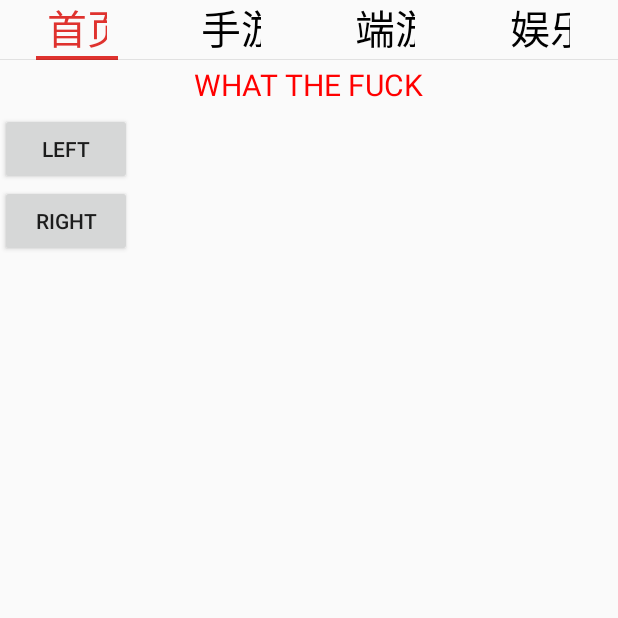
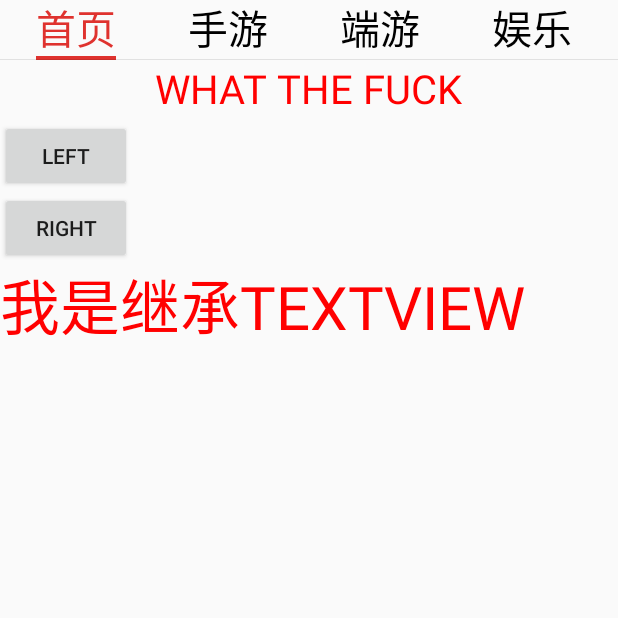
Before and after one commit to brucetoo/GradientTabStrip, an Android app: the screen it shows after launch (PagerActivity), after a tap on "RIGHT", on a phone screen of 412 x 824 dp, the top half of it. Run offline under Robolectric (Android 15) with nearby library versions, the phone set to English and light mode, and no system bars; 1 other tap on this screen came first.

Commit message:
继承textView

```diff
--- a/app/src/main/java/com/brucetoo/gradienttabstrip/ColorGradientView.java
+++ b/app/src/main/java/com/brucetoo/gradienttabstrip/ColorGradientView.java
@@ -19,7 +19,7 @@ public class ColorGradientView extends View {
 
     private Paint mTextPaint;
     //字体大小
-    private int mTextSize = 30;
+    private int mTextSize = 40;
     //文本
     private String mText = "WHAT THE FUCK";
     //文本高度
--- /dev/null
+++ b/app/src/main/java/com/brucetoo/gradienttabstrip/GradientTextView.java
@@ -0,0 +1,118 @@
+package com.brucetoo.gradienttabstrip;
+
+import android.annotation.TargetApi;
+import android.content.Context;
+import android.graphics.Canvas;
+import android.graphics.Rect;
+import android.os.Build;
+import android.util.AttributeSet;
+import android.widget.TextView;
+
+/**
+ * Created by Bruce Too
+ * On 8/27/15.
+ * At 16:42
+ */
+public class GradientTextView extends TextView {
+
+    private int mTextWidth = 0;
+    private int mTextHeight = 0;
+
+    private int mTextStartX;
+    private int mTextStartY;
+    private float offset;
+    private String mText;
+    private int mDirection = DIRECTION_LEFT_TO_RIGHT;
+    //方向
+    private static int DIRECTION_LEFT_TO_RIGHT = 0;
+    private static int DIRECTION_RIGHT_TO_LEFT = 1;
+
+    //文本左边颜色
+    private int mTextLeftColor = 0xffff0000;
+    //文本右边颜色
+    private int mTextRightColor = 0xff000000;
+
+    public GradientTextView(Context context) {
+        super(context);
+    }
+
+    public GradientTextView(Context context, AttributeSet attrs) {
+        super(context, attrs);
+    }
+
+    public GradientTextView(Context context, AttributeSet attrs, int defStyleAttr) {
+        super(context, attrs, defStyleAttr);
+    }
+
+    @TargetApi(Build.VERSION_CODES.LOLLIPOP)
+    public GradientTextView(Context context, AttributeSet attrs, int defStyleAttr, int defStyleRes) {
+        super(context, attrs, defStyleAttr, defStyleRes);
+    }
+
+    public void setOffset(float offset) {
+        this.offset = offset;
+        invalidate();
+    }
+
+    public void setmDirection(int mDirection) {
+        this.mDirection = mDirection;
+    }
+
+    @Override
+    protected void onMeasure(int widthMeasureSpec, int heightMeasureSpec) {
+        super.onMeasure(widthMeasureSpec, heightMeasureSpec);
+        mTextWidth = (int) getPaint().measureText(getText().toString());
+        mTextHeight = getMeasuredHeight();
+
+        Rect mTextRect = new Rect();
+        getPaint().getTextBounds(getText().toString(), 0, getText().toString().length(),mTextRect);
+        mTextHeight = mTextRect.height();
+
+        mTextStartX = (getMeasuredWidth() - mTextWidth) / 2;
+        mTextStartY = (getMeasuredHeight() - mTextHeight) / 2;
+    }
+
+    @Override
+    protected void onDraw(Canvas canvas) {
+        //渐变的中点 左右渐变
+        int middle = (int) (mTextStartX + offset*mTextWidth);
+        mText = getText().toString();
+//        getPaint().setTextSize(40);
+        if(mDirection == DIRECTION_LEFT_TO_RIGHT) {
+            drawLeft(middle, mTextLeftColor, canvas);
+            drawRight(middle,mTextRightColor,canvas);
+        }else if(mDirection == DIRECTION_RIGHT_TO_LEFT){
+            middle = (int) (mTextStartX + (1-offset)*mTextWidth);
+            drawLeft(middle,mTextRightColor,canvas);
+            drawRight(middle,mTextLeftColor,canvas);
+        }
+    }
+
+    private void drawLeft(int middle, int mTextLeftColor,Canvas canvas) {
+        getPaint().setColor(mTextLeftColor);
+
+        canvas.save();//保存绘制的状态是必须的 -- 如果不保存状态在此有是  渐进的显示出字体 可屏蔽看效果
+        canvas.clipRect(mTextStartX, 0, middle, getMeasuredHeight());
+        /**
+         drawText的时候 Y 值其实是基准线的位置  getMeasuredHeight() / 2 - ((mPaint.descent() + mPaint.ascent()) //此算法比较精准
+         (行高-字体高度)/2+字体高度+6  --- 这只是一个取巧的方法
+         */
+        canvas.drawText(mText, mTextStartX,
+                getMeasuredHeight() / 2  //比较精准的算法
+                        - ((getPaint().descent() + getPaint().ascent()) / 2), getPaint());
+        canvas.restore();
+    }
+
+    private void drawRight(int middle, int mTextRightColor,Canvas canvas) {
+        getPaint().setColor(mTextRightColor);
+
+        canvas.save(); //保存绘制的状态是必须的 -- 如果不保存状态在此有是  渐进的显示出字体 可屏蔽看效果
+        //剪裁的矩形区域
+        canvas.clipRect(middle, 0, mTextWidth+mTextStartX, getMeasuredHeight());
+        //绘制文本 y 值最难确定
+        canvas.drawText(mText, mTextStartX,
+                getMeasuredHeight() / 2  //比较精准的算法
+                        - ((getPaint().descent() + getPaint().ascent()) / 2), getPaint());
+        canvas.restore();
+    }
+}
--- a/app/src/main/java/com/brucetoo/gradienttabstrip/PagerActivity.java
+++ b/app/src/main/java/com/brucetoo/gradienttabstrip/PagerActivity.java
@@ -18,7 +18,7 @@ public class PagerActivity extends FragmentActivity {
     private PagerSlidingTabStrip strip;
     private ViewPager pager;
     private SimpleAdapter adapter;
-    private String[] strs = new String[]{"首页","手游","端游","娱乐"};
+    private String[] strs = new String[]{"首页","手游","端游","娱乐","首页","手游","端游","娱乐"};
 
     @Override
     protected void onCreate(Bundle savedInstanceState) {
@@ -62,7 +62,7 @@ public class PagerActivity extends FragmentActivity {
 
         @Override
         public int getCount() {
-            return 4;
+            return strs.length;
         }
 
         @Override
--- a/app/src/main/java/com/brucetoo/gradienttabstrip/SingleFragment.java
+++ b/app/src/main/java/com/brucetoo/gradienttabstrip/SingleFragment.java
@@ -16,6 +16,7 @@ import android.view.ViewGroup;
 public class SingleFragment extends Fragment {
 
     private ColorGradientView viewColor;
+    private GradientTextView text;
 
     @Nullable
     @Override
@@ -25,16 +26,21 @@ public class SingleFragment extends Fragment {
     }
 
     @Override
-    public void onViewCreated(View view, @Nullable Bundle savedInstanceState) {
+    public void onViewCreated(final View view, @Nullable Bundle savedInstanceState) {
         super.onViewCreated(view, savedInstanceState);
 
         viewColor = (ColorGradientView) view.findViewById(R.id.view);
+        text = (GradientTextView) view.findViewById(R.id.text);
         view.findViewById(R.id.left).setOnClickListener(new View.OnClickListener() {
             @Override
             public void onClick(View v) {
                 viewColor.setmDirection(0);
                 ObjectAnimator.ofFloat(viewColor, "offset", 0, 1).setDuration(2000)
                         .start();
+                text.setmDirection(0);
+                ObjectAnimator.ofFloat(text, "offset", 0, 1).setDuration(2000)
+                        .start();
+
             }
         });
 
@@ -44,6 +50,10 @@ public class SingleFragment extends Fragment {
                 viewColor.setmDirection(1);
                 ObjectAnimator.ofFloat(viewColor, "offset", 0, 1).setDuration(2000)
                         .start();
+
+                text.setmDirection(1);
+                ObjectAnimator.ofFloat(text, "offset", 0, 1).setDuration(2000)
+                        .start();
             }
         });
 
--- a/app/src/main/res/layout/text_layout.xml
+++ b/app/src/main/res/layout/text_layout.xml
@@ -24,4 +24,13 @@
         android:text="right"
         />
 
+    <com.brucetoo.gradienttabstrip.GradientTextView
+        android:layout_width="wrap_content"
+        android:layout_height="wrap_content"
+        android:text="我是继承TEXTVIEW"
+        android:textSize="40sp"
+        android:id="@+id/text"
+        android:textColor="@android:color/holo_red_dark"
+        />
+
 </LinearLayout>
```
